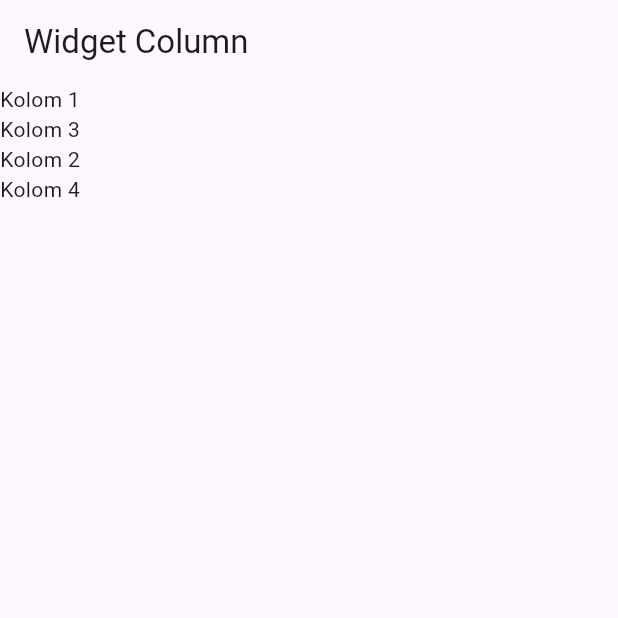
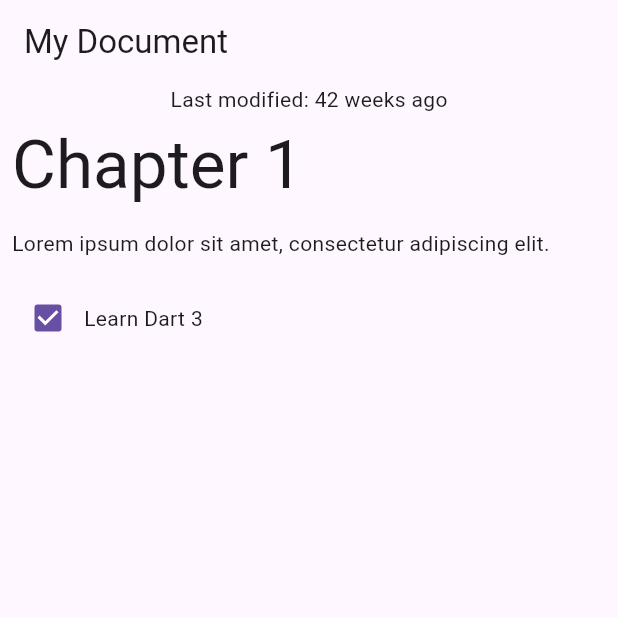
Before and after one commit to inaa12/2211102441218-FLUTTER_APPLICATTION_1, a Flutter app: the screen it shows after launch, on a phone screen of 412 x 824 dp, the top half of it. Run offline on Flutter 3.47's test engine with Material 3 defaults, Android fonts, the phone set to English and light mode, and no system bars.

Commit message:
first commit

```diff
--- /dev/null
+++ b/lib/data.dart
@@ -0,0 +1,84 @@
+import 'dart:convert';
+
+class Document {
+  final Map<String, Object?> _json;
+  Document() : _json = jsonDecode(documentJson);
+
+  (String, {DateTime modified}) getMetadata() {
+    if (_json
+        case {
+          'metadata': {
+            'title': String title,
+            'modified': String localModified,
+          }
+        }) {
+      return (title, modified: DateTime.parse(localModified));
+    } else {
+      throw const FormatException('Unexpected JSON');
+    }
+  }
+
+  List<Block> getBlocks() {
+    if (_json case {'blocks': List blocksJson}) {
+      return <Block>[
+        for (var blockJson in blocksJson) Block.fromJson(blockJson)
+      ];
+    } else {
+      throw const FormatException('Unexpected JSON format');
+    }
+  }
+}
+
+const documentJson = '''
+{
+  "metadata": {
+    "title": "My Document",
+    "modified": "2023-05-10"
+  },
+  "blocks": [
+    {
+      "type": "h1",
+      "text": "Chapter 1"
+    },
+    {
+      "type": "p",
+      "text": "Lorem ipsum dolor sit amet, consectetur adipiscing elit."
+    },
+    {
+      "type": "checkbox",
+      "checked": true,
+      "text": "Learn Dart 3"
+    }
+  ]
+}
+''';
+
+sealed class Block {
+  Block();
+
+  factory Block.fromJson(Map<String, Object?> json) {
+    return switch (json) {
+      {'type': 'h1', 'text': String text} => HeaderBlock(text),
+      {'type': 'p', 'text': String text} => ParagraphBlock(text),
+      {'type': 'checkbox', 'text': String text, 'checked': bool checked} =>
+        CheckboxBlock(text, checked),
+      _ => throw const FormatException('Unexpected JSON format'),
+    };
+  }
+}
+
+class HeaderBlock extends Block {
+  final String text;
+  HeaderBlock(this.text);
+}
+
+class ParagraphBlock extends Block {
+  final String text;
+  ParagraphBlock(this.text);
+}
+
+class CheckboxBlock extends Block {
+  final String text;
+  final bool isChecked;
+  CheckboxBlock(this.text, this.isChecked);
+}
--- a/lib/main.dart
+++ b/lib/main.dart
@@ -1,18 +1,101 @@
-import 'package:flutter_application_1/column_widget.dart';
 import 'package:flutter/material.dart';
 
+import 'data.dart';
+
 void main() {
-  runApp(const MyApp());
+  runApp(const DocumentApp());
 }
 
-class MyApp extends StatelessWidget {
-  const MyApp({Key? key}) : super(key: key);
+class DocumentApp extends StatelessWidget {
+  const DocumentApp({super.key});
 
   @override
   Widget build(BuildContext context) {
-    return const MaterialApp(
-      title: "Aplikasi Flutter Pertama",
-      home: ColumnWidget(),
+    return MaterialApp(
+      theme: ThemeData(useMaterial3: true),
+      home: DocumentScreen(
+        document: Document(),
+      ),
     );
   }
 }
+
+class DocumentScreen extends StatelessWidget {
+  final Document document;
+
+  const DocumentScreen({
+    required this.document,
+    Key? key,
+  }) : super(key: key);
+
+  @override
+  Widget build(BuildContext context) {
+    var (title, :modified) = document.getMetadata();
+    var formattedModifiedDate = formatDate(modified); // New
+    var blocks = document.getBlocks();
+
+    return Scaffold(
+      appBar: AppBar(
+        title: Text(title),
+      ),
+      body: Column(
+        children: [
+          Text('Last modified: $formattedModifiedDate'), // New
+          Expanded(
+            child: ListView.builder(
+              itemCount: blocks.length,
+              itemBuilder: (context, index) =>
+                  BlockWidget(block: blocks[index]),
+            ),
+          ),
+        ],
+      ),
+    );
+  }
+}
+
+class BlockWidget extends StatelessWidget {
+  final Block block;
+
+  const BlockWidget({
+    required this.block,
+    Key? key,
+  }) : super(key: key);
+
+  @override
+  Widget build(BuildContext context) {
+    return Container(
+      margin: const EdgeInsets.all(8),
+      child: switch (block) {
+        HeaderBlock(:var text) => Text(
+            text,
+            style: Theme.of(context).textTheme.displayMedium,
+          ),
+        ParagraphBlock(:var text) => Text(text),
+        CheckboxBlock(:var text, :var isChecked) => Row(
+            children: [
+              Checkbox(value: isChecked, onChanged: (_) {}),
+              Text(text),
+            ],
+          ),
+      },
+    );
+  }
+}
+
+String formatDate(DateTime dateTime) {
+  var today = DateTime.now();
+  var difference = dateTime.difference(today);
+
+  return switch (difference) {
+    Duration(inDays: 0) => 'today',
+    Duration(inDays: 1) => 'tomorrow',
+    Duration(inDays: -1) => 'yesterday',
+    Duration(inDays: var days) when days > 7 =>
+      '${days ~/ 7} weeks from now', // New
+    Duration(inDays: var days) when days < -7 =>
+      '${days.abs() ~/ 7} weeks ago', // New
+    Duration(inDays: var days, isNegative: true) => '${days.abs()} days ago',
+    Duration(inDays: var days) => '$days days from now',
+  };
+}
```
